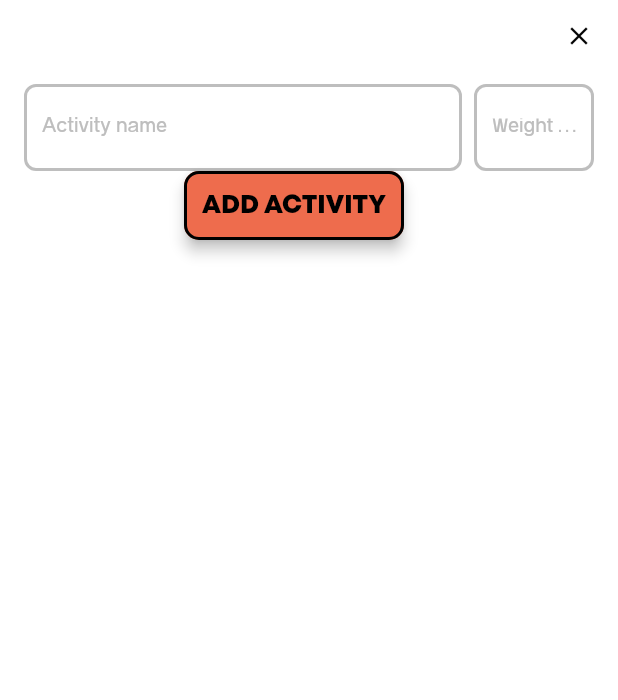
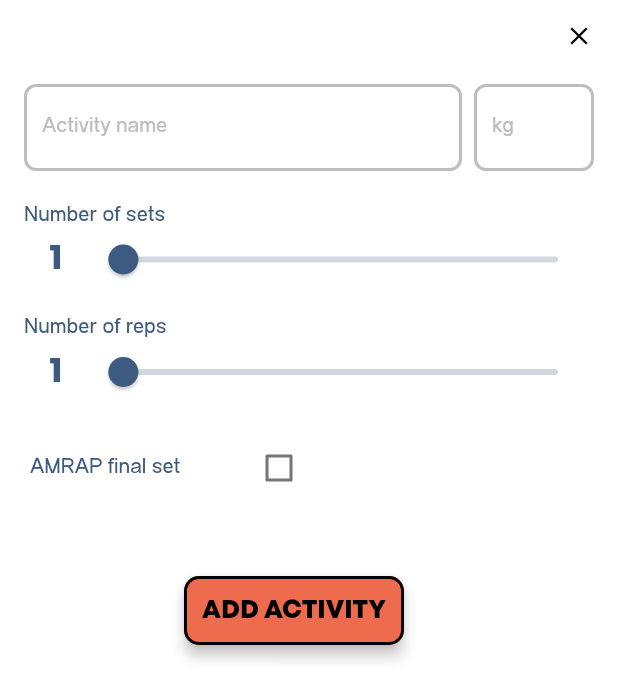
Before and after one commit to JPUF/ppl_course, a Flutter app: the AddExerciseBottomSheet widget shown alone on an empty page, opened directly, on a phone screen of 412 x 824 dp. Shown: the top 700 px of the screen. Run offline on Flutter 3.47's test engine with Material 2 defaults, Android fonts, the phone set to English and light mode, and no system bars; drawn by our look-alikes of syncfusion_flutter_sliders; our stand-ins replace animated_toggle_switch, bloc, flutter_bloc, flutter_svg, flutter_svg_provider, page_transition.

Commit message:
Set Rep sliders

```diff
--- a/lib/presentation/pages/session/components/add_exercise_bottom_sheet.dart
+++ b/lib/presentation/pages/session/components/add_exercise_bottom_sheet.dart
@@ -1,8 +1,10 @@
 import 'package:flutter/material.dart';
 import 'package:ppl_course/common/components/asset_button.dart';
 import 'package:ppl_course/common/components/custom_text_field.dart';
+import 'package:ppl_course/presentation/pages/session/components/set_rep_slider.dart';
 import 'package:ppl_course/res/color/colors.dart';
 import 'package:ppl_course/res/string/strings.dart';
+import 'package:ppl_course/res/styles/app_text_styles.dart';
 
 class AddExerciseBottomSheet extends StatefulWidget {
   const AddExerciseBottomSheet({Key? key}) : super(key: key);
@@ -18,6 +20,11 @@ class _AddExerciseBottomSheetState extends State<AddExerciseBottomSheet> {
   late FocusNode _weightFocusNode;
   String _nameText = "";
   String _weightText = "";
+
+  int _setCount = 1;
+  int _repCount = 1;
+
+  bool _amrapFinal = false;
 
   @override
   void initState() {
@@ -47,6 +54,41 @@ class _AddExerciseBottomSheetState extends State<AddExerciseBottomSheet> {
               child: Column(
                 children: [
                   buildNameWeightRow(),
+                  SetRepSlider(
+                      label: Strings.activitySetLabel,
+                      max: 8,
+                      onChanged: (newValue) {
+                        setState(() => _setCount = newValue);
+                      }),
+                  SetRepSlider(
+                      label: Strings.activityRepLabel,
+                      max: 20,
+                      onChanged: (newValue) {
+                        setState(() => _setCount = newValue);
+                      }),
+                  Row(
+                    children: [
+                      Expanded(
+                        child: CheckboxListTile(
+                            contentPadding: const EdgeInsets.only(left: 4),
+                            title: Text(
+                              Strings.activityAmrapLabel,
+                              style: AppTextStyles.body12,
+                            ),
+                            controlAffinity: ListTileControlAffinity.trailing,
+                            value: _amrapFinal,
+                            activeColor: AppColor.dark,
+                            dense: true,
+                            onChanged: (newValue) {
+                              setState(() {
+                                _amrapFinal = newValue ?? false;
+                              });
+                            }),
+                      ),
+                      Expanded(child: Container())
+                    ],
+                  ),
+                  const SizedBox(height: 48),
                   AccentButton(
                       text: Strings.addActivityCTA,
                       onTap: () => dismissBottomSheet())
@@ -57,8 +99,10 @@ class _AddExerciseBottomSheetState extends State<AddExerciseBottomSheet> {
         ));
   }
 
-  Row buildNameWeightRow() {
-    return Row(
+  Widget buildNameWeightRow() {
+    return Padding(
+      padding: const EdgeInsets.only(bottom: 24),
+      child: Row(
         children: [
           Expanded(
             child: CustomTextField(
@@ -79,6 +123,7 @@ class _AddExerciseBottomSheetState extends State<AddExerciseBottomSheet> {
                 onChanged: (newValue) {}),
           )
         ],
+      ),
     );
   }
 
--- /dev/null
+++ b/lib/presentation/pages/session/components/set_rep_slider.dart
@@ -0,0 +1,65 @@
+import 'package:flutter/material.dart';
+import 'package:ppl_course/res/styles/app_text_styles.dart';
+import 'package:syncfusion_flutter_sliders/sliders.dart';
+
+class SetRepSlider extends StatefulWidget {
+  const SetRepSlider(
+      {Key? key,
+      required this.label,
+      required this.max,
+      required this.onChanged})
+      : super(key: key);
+
+  final String label;
+  final int max;
+  final ValueSetter<int> onChanged;
+
+  @override
+  State<SetRepSlider> createState() => _SetRepSliderState();
+}
+
+class _SetRepSliderState extends State<SetRepSlider> {
+  int _value = 1;
+
+  @override
+  Widget build(BuildContext context) {
+    return Column(
+      children: [
+        Align(
+          alignment: Alignment.centerLeft,
+          child: Text(
+            widget.label,
+            style: AppTextStyles.body12,
+            textAlign: TextAlign.start,
+          ),
+        ),
+        Row(
+          children: [
+            Expanded(
+                flex: 1,
+                child: Text("$_value",
+                    textAlign: TextAlign.center,
+                    style: AppTextStyles.headline3)),
+            Expanded(
+              flex: 8,
+              child: SfSlider(
+                min: 1,
+                max: widget.max,
+                value: _value,
+                interval: 1,
+                showTicks: true,
+                onChanged: (dynamic value) {
+                  setState(() {
+                    _value = value.toInt();
+                    widget.onChanged(value.toInt());
+                  });
+                },
+              ),
+            )
+          ],
+        ),
+        const SizedBox(height: 16)
+      ],
+    );
+  }
+}
--- a/lib/res/string/strings.dart
+++ b/lib/res/string/strings.dart
@@ -15,6 +15,9 @@ class Strings {
   static const String generalNotesHint = "General session notes";
   static const String addActivityCTA = "ADD ACTIVITY";
   static const String activityNameHint = "Activity name";
-  static const String activityWeightHint = "Weight (kg)";
+  static const String activityWeightHint = "kg";
+  static const String activitySetLabel = "Number of sets";
+  static const String activityRepLabel = "Number of reps";
+  static const String activityAmrapLabel = "AMRAP final set";
 
 }
--- a/pubspec.yaml
+++ b/pubspec.yaml
@@ -29,6 +29,7 @@ dependencies:
   lottie: ^1.2.1
   flutter_svg: ^1.0.3
   flutter_svg_provider: ^1.0.3
+  syncfusion_flutter_sliders: ^20.1.47
   cupertino_icons: ^1.0.2
   intl: ^0.17.0
   page_transition: ^2.0.5
```
Also changed, not shown: 4 other files. Lines whose indentation alone changed are shown as unchanged.
